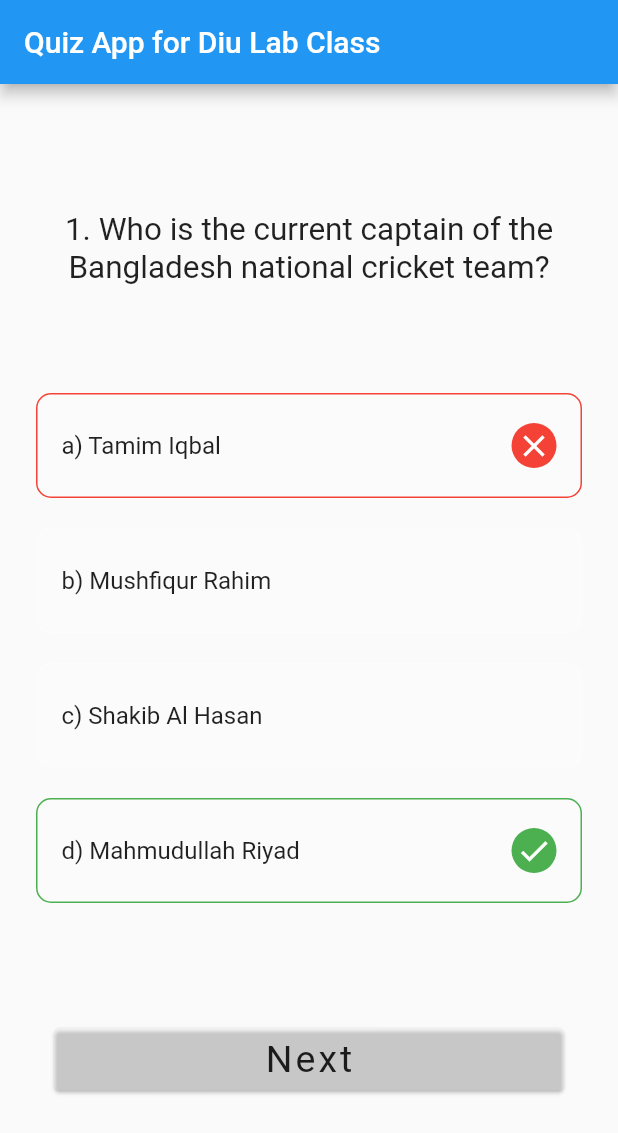
After one commit to faisalakandha/pervasive-allinone, a Flutter app: the QuizScreen screen opened directly, after a tap on "a) Tamim Iqbal", on a phone screen of 412 x 824 dp. The commit adds this screen. Shown: the top 1133 px of the screen. Run offline on Flutter 3.47's test engine with Material 2 defaults, Android fonts, the phone set to English and light mode, and no system bars; our stand-ins replace geocoding, geolocator, get, image_picker, shared_preferences, sleek_circular_slider; missing offline and left inert: geolocator_web; accounts and stored records are empty.

Commit message:
Weather and quiz uploaded

```diff
--- a/lib/profile/wrappers/navigation_wrapper.dart
+++ b/lib/profile/wrappers/navigation_wrapper.dart
@@ -1,3 +1,5 @@
+import 'package:allinoneproject/quiz/screens/quiz_screen.dart';
+import 'package:allinoneproject/weather/screens/home_screen.dart';
 import 'package:flutter/material.dart';
 import '../screens/about.dart';
 import '../screens/experience.dart';
@@ -76,7 +78,7 @@ class _NavigationWrapperState extends State<NavigationWrapper> {
               leading: Icon(Icons.home),
               title: Text('Home'),
               onTap: () {
-                // Handle drawer item tap for Home
+                // Handle drawer item tap for Home`
                 Navigator.pop(context);
                 // Add your navigation logic here
               },
@@ -86,7 +88,20 @@ class _NavigationWrapperState extends State<NavigationWrapper> {
               title: Text('Weather'),
               onTap: () {
                 // Handle drawer item tap for Home
-                Navigator.pop(context);
+                        Navigator.of(context).pushReplacement(
+                          MaterialPageRoute(builder: (context) => HomeScreen()),
+                        );
+                // Add your navigation logic here
+              },
+            ),
+                                    ListTile(
+              leading: Icon(Icons.question_answer),
+              title: Text('Quiz'),
+              onTap: () {
+                // Handle drawer item tap for Home
+                        Navigator.of(context).pushReplacement(
+                          MaterialPageRoute(builder: (context) => QuizScreen()),
+                        );
                 // Add your navigation logic here
               },
             ),
--- /dev/null
+++ b/lib/quiz/models/question.dart
@@ -0,0 +1,11 @@
+class Question {
+  final String question;
+  final List<String> options;
+  final int correctAnswerIndex;
+
+  const Question({
+    required this.correctAnswerIndex,
+    required this.question,
+    required this.options,
+  });
+}
--- /dev/null
+++ b/lib/quiz/models/questions.dart
@@ -0,0 +1,211 @@
+import '../models/question.dart';
+
+const List<Question> questions = [
+  Question(
+    question:
+        '1. Who is the current captain of the Bangladesh national cricket team?',
+    correctAnswerIndex: 3,
+    options: [
+      'a) Tamim Iqbal',
+      'b) Mushfiqur Rahim',
+      'c) Shakib Al Hasan',
+      'd) Mahmudullah Riyad'
+    ],
+  ),
+  Question(
+    question:
+        '2. Who is the highest run-scorer in T20 Internationals for Bangladesh?',
+    correctAnswerIndex: 0,
+    options: [
+      'a) Tamim Iqbal',
+      'b) Mushfiqur Rahim',
+      'c) Shakib Al Hasan',
+      'd) Mahmudullah Riyad'
+    ],
+  ),
+  Question(
+    question:
+        '3. In which year did Bangladesh win their first-ever ICC tournament, the ICC Trophy (now ICC Cricket World Cup Qualifier)?',
+    correctAnswerIndex: 2,
+    options: ['a) 1995', 'b) 2000', 'c) 1997', 'd) 2003'],
+  ),
+  Question(
+    question:
+        '4. Who is the only Bangladeshi bowler to take a Test match hat-trick?',
+    correctAnswerIndex: 1,
+    options: [
+      'a) Mashrafe Mortaza',
+      'b) Taijul Islam',
+      'c) Rubel Hossain',
+      'd) Shakib Al Hasan'
+    ],
+  ),
+  Question(
+    question:
+        '5. Which stadium in Dhaka is known as the "Home of Cricket" in Bangladesh?',
+    correctAnswerIndex: 2,
+    options: [
+      'a) Sher-e-Bangla National Cricket Stadium',
+      'b) Sylhet International Cricket Stadium',
+      'c) Mirpur Stadium',
+      'd) Zahur Ahmed Chowdhury Stadium'
+    ],
+  ),
+  Question(
+    question:
+        '6. Who is the first Bangladeshi cricketer to score a century in Test cricket?',
+    correctAnswerIndex: 0,
+    options: [
+      'a) Mohammad Ashraful',
+      'b) Tamim Iqbal',
+      'c) Mushfiqur Rahim',
+      'd) Shakib Al Hasan'
+    ],
+  ),
+  Question(
+    question:
+        '7. Which bowler from Bangladesh is known for his nickname "Fizz"?',
+    correctAnswerIndex: 3,
+    options: [
+      'a) Mashrafe Mortaza',
+      'b) Mustafizur Rahman',
+      'c) Rubel Hossain',
+      'd) Taskin Ahmed'
+    ],
+  ),
+  Question(
+    question:
+        '8. Who was the coach of the Bangladesh national cricket team during their historic victory over England in the 2015 ICC Cricket World Cup?',
+    correctAnswerIndex: 1,
+    options: [
+      'a) Chandika Hathurusingha',
+      'b) Steve Rhodes',
+      'c) Jamie Siddons',
+      'd) Dave Whatmore'
+    ],
+  ),
+  Question(
+    question:
+        '9. What is the name of the domestic T20 cricket tournament in Bangladesh?',
+    correctAnswerIndex: 0,
+    options: [
+      'a) Bangladesh Premier League (BPL)',
+      'b) Dhaka Premier League (DPL)',
+      'c) Bangladesh Super League (BSL)',
+      'd) Bangladesh T20 Challenge'
+    ],
+  ),
+  Question(
+    question:
+        '10. Who is the only Bangladeshi cricketer to score a double century in Test cricket?',
+    correctAnswerIndex: 3,
+    options: [
+      'a) Tamim Iqbal',
+      'b) Mushfiqur Rahim',
+      'c) Shakib Al Hasan',
+      'd) Mahmudullah Riyad'
+    ],
+  ),
+  Question(
+    question: '11. What is the capital of France?',
+    correctAnswerIndex: 1,
+    options: [
+      'a) Madrid',
+      'b) Paris',
+      'c) Berlin',
+      'd) Rome',
+    ],
+  ),
+  Question(
+    question: '12. In what continent is Brazil located?',
+    correctAnswerIndex: 3,
+    options: [
+      'a) Europe',
+      'b) Asia',
+      'c) North America',
+      'd) South America',
+    ],
+  ),
+  Question(
+    question: '13. What is the largest planet in our solar system?',
+    correctAnswerIndex: 1,
+    options: [
+      'a) Earth',
+      'b) Jupiter',
+      'c) Saturn',
+      'd) Venus',
+    ],
+  ),
+  Question(
+    question: '14. What is the longest river in the world?',
+    correctAnswerIndex: 0,
+    options: [
+      'a) Nile',
+      'b) Amazon',
+      'c) Mississippi',
+      'd) Danube',
+    ],
+  ),
+  Question(
+    question: '15. Who is the main character in the Harry Potter series?',
+    correctAnswerIndex: 2,
+    options: [
+      'a) Hermione Granger',
+      'b) Ron Weasley',
+      'c) Harry Potter',
+      'd) Neville Longbottom',
+    ],
+  ),
+  Question(
+    question: '16. What is the smallest planet in our solar system?',
+    correctAnswerIndex: 3,
+    options: [
+      'a) Venus',
+      'b) Mars',
+      'c) Earth',
+      'd) Mercury',
+    ],
+  ),
+  Question(
+    question: '17. Who wrote the play Romeo and Juliet?',
+    correctAnswerIndex: 0,
+    options: [
+      'a) William Shakespeare',
+      'b) Oscar Wilde',
+      'c) Jane Austen',
+      'd) Charles Dickens',
+    ],
+  ),
+  Question(
+    question: '18. What is the highest mountain in the world?',
+    correctAnswerIndex: 1,
+    options: [
+      'a) Mont Blanc',
+      'b) Everest',
+      'c) Kilimanjaro',
+      'd) Aconcagua',
+    ],
+  ),
+  Question(
+    question:
+        '19. What is the name of the famous painting by Leonardo da Vinci that depicts a woman?',
+    correctAnswerIndex: 3,
+    options: [
+      'a) Starry Night',
+      'b) The Persistence of Memory',
+      'c) The Last Supper',
+      'd) Mona Lisa',
+    ],
+  ),
+  Question(
+    question:
+        '20. Which bird, known for its vibrant colors, is the national bird of Bangladesh?',
+    correctAnswerIndex: 3,
+    options: [
+      'a) Bald Eagle',
+      'b) b) Peacock',
+      'c) Sparrow',
+      'd) Oriental Magpie-Robin (Doyel or Doel)',
+    ],
+  ),
+];
--- /dev/null
+++ b/lib/quiz/screens/quiz_screen.dart
@@ -0,0 +1,99 @@
+import 'package:flutter/material.dart';
+
+import '../models/questions.dart';
+import '../screens/result_screen.dart';
+import '../widgets/answer_card.dart';
+import '../widgets/next_button.dart';
+
+class QuizScreen extends StatefulWidget {
+  const QuizScreen({super.key});
+
+  @override
+  State<QuizScreen> createState() => _QuizScreenState();
+}
+
+class _QuizScreenState extends State<QuizScreen> {
+  int? selectedAnswerIndex;
+  int questionIndex = 0;
+  int score = 0;
+
+  void pickAnswer(int value) {
+    selectedAnswerIndex = value;
+    final question = questions[questionIndex];
+    if (selectedAnswerIndex == question.correctAnswerIndex) {
+      score++;
+    }
+    setState(() {});
+  }
+
+  void goToNextQuestion() {
+    if (questionIndex < questions.length - 1) {
+      questionIndex++;
+      selectedAnswerIndex = null;
+    }
+    setState(() {});
+  }
+
+  @override
+  Widget build(BuildContext context) {
+    final question = questions[questionIndex];
+    bool isLastQuestion = questionIndex == questions.length - 1;
+    return Scaffold(
+      appBar: AppBar(
+        title: const Text('Quiz App for Diu Lab Class'),
+      ),
+      body: Padding(
+        padding: const EdgeInsets.all(24.0),
+        child: Column(
+          mainAxisAlignment: MainAxisAlignment.spaceEvenly,
+          children: [
+            Text(
+              question.question,
+              style: const TextStyle(
+                fontSize: 21,
+              ),
+              textAlign: TextAlign.center,
+            ),
+            ListView.builder(
+              shrinkWrap: true,
+              itemCount: question.options.length,
+              itemBuilder: (context, index) {
+                return GestureDetector(
+                  onTap: selectedAnswerIndex == null
+                      ? () => pickAnswer(index)
+                      : null,
+                  child: AnswerCard(
+                    currentIndex: index,
+                    question: question.options[index],
+                    isSelected: selectedAnswerIndex == index,
+                    selectedAnswerIndex: selectedAnswerIndex,
+                    correctAnswerIndex: question.correctAnswerIndex,
+                  ),
+                );
+              },
+            ),
+            // Next Button
+            isLastQuestion
+                ? RectangularButton(
+                    onPressed: () {
+                      Navigator.of(context).pushReplacement(
+                        MaterialPageRoute(
+                          builder: (_) => ResultScreen(
+                            score: score,
+                          ),
+                        ),
+                      );
+                    },
+                    label: 'Finish',
+                  )
+                : RectangularButton(
+                    onPressed:
+                        selectedAnswerIndex != null ? goToNextQuestion : null,
+                    label: 'Next',
+                  ),
+          ],
+        ),
+      ),
+    );
+  }
+}
--- /dev/null
+++ b/lib/quiz/screens/result_screen.dart
@@ -0,0 +1,59 @@
+import 'package:flutter/material.dart';
+
+import '../models/questions.dart';
+
+class ResultScreen extends StatelessWidget {
+  const ResultScreen({
+    super.key,
+    required this.score,
+  });
+
+  final int score;
+
+  @override
+  Widget build(BuildContext context) {
+    return Scaffold(
+      body: Column(
+        mainAxisAlignment: MainAxisAlignment.spaceEvenly,
+        children: [
+          const SizedBox(width: 1000),
+          const Text(
+            'Your Score: ',
+            style: TextStyle(
+              fontSize: 34,
+              fontWeight: FontWeight.w500,
+            ),
+          ),
+          Stack(
+            alignment: Alignment.center,
+            children: [
+              SizedBox(
+                height: 250,
+                width: 250,
+                child: CircularProgressIndicator(
+                  strokeWidth: 10,
+                  value: score / 9,
+                  color: Colors.green,
+                  backgroundColor: Colors.white,
+                ),
+              ),
+              Column(
+                children: [
+                  Text(
+                    score.toString(),
+                    style: const TextStyle(fontSize: 80),
+                  ),
+                  const SizedBox(height: 10),
+                  Text(
+                    '${(score / questions.length * 100).round()}%',
+                    style: const TextStyle(fontSize: 25),
+                  )
+                ],
+              ),
+            ],
+          ),
+        ],
+      ),
+    );
+  }
+}
--- /dev/null
+++ b/lib/quiz/widgets/answer_card.dart
@@ -0,0 +1,119 @@
+import 'package:flutter/material.dart';
+
+/*
+  If (no options is chosen)
+    all answer cards should have default style
+    all buttons should be enabled
+  else
+    all button should be disabled
+    if (correct option is chosen)
+      answer should be highlighted as green
+    else
+      answer should be highlighted as red
+      correct answer should be highlighted as green
+*/
+
+class AnswerCard extends StatelessWidget {
+  const AnswerCard({
+    super.key,
+    required this.question,
+    required this.isSelected,
+    required this.currentIndex,
+    required this.correctAnswerIndex,
+    required this.selectedAnswerIndex,
+  });
+
+  final String question;
+  final bool isSelected;
+  final int? correctAnswerIndex;
+  final int? selectedAnswerIndex;
+  final int currentIndex;
+
+  @override
+  Widget build(BuildContext context) {
+    bool isCorrectAnswer = currentIndex == correctAnswerIndex;
+    bool isWrongAnswer = !isCorrectAnswer && isSelected;
+    return Padding(
+      padding: const EdgeInsets.symmetric(
+        vertical: 10.0,
+      ),
+      child: selectedAnswerIndex != null
+          // if one option is chosen
+          ? Container(
+              height: 70,
+              padding: const EdgeInsets.all(16.0),
+              decoration: BoxDecoration(
+                color: Colors.white10,
+                borderRadius: BorderRadius.circular(10),
+                border: Border.all(
+                  color: isCorrectAnswer
+                      ? Colors.green
+                      : isWrongAnswer
+                          ? Colors.red
+                          : Colors.white24,
+                ),
+              ),
+              child: Row(
+                children: [
+                  Expanded(
+                    child: Text(
+                      question,
+                      style: const TextStyle(
+                        fontSize: 16,
+                      ),
+                    ),
+                  ),
+                  const SizedBox(height: 10),
+                  isCorrectAnswer
+                      ? buildCorrectIcon()
+                      : isWrongAnswer
+                          ? buildWrongIcon()
+                          : const SizedBox.shrink(),
+                ],
+              ),
+            )
+          // If no option is selected
+          : Container(
+              height: 70,
+              padding: const EdgeInsets.all(16.0),
+              decoration: BoxDecoration(
+                color: Colors.white10,
+                borderRadius: BorderRadius.circular(10),
+                border: Border.all(
+                  color: Colors.white24,
+                ),
+              ),
+              child: Row(
+                children: [
+                  Expanded(
+                    child: Text(
+                      question,
+                      style: const TextStyle(
+                        fontSize: 16,
+                      ),
+                    ),
+                  ),
+                ],
+              ),
+            ),
+    );
+  }
+}
+
+Widget buildCorrectIcon() => const CircleAvatar(
+      radius: 15,
+      backgroundColor: Colors.green,
+      child: Icon(
+        Icons.check,
+        color: Colors.white,
+      ),
+    );
+
+Widget buildWrongIcon() => const CircleAvatar(
+      radius: 15,
+      backgroundColor: Colors.red,
+      child: Icon(
+        Icons.close,
+        color: Colors.white,
+      ),
+    );
--- /dev/null
+++ b/lib/quiz/widgets/next_button.dart
@@ -0,0 +1,36 @@
+import 'package:flutter/material.dart';
+
+class RectangularButton extends StatelessWidget {
+  const RectangularButton({
+    super.key,
+    required this.onPressed,
+    required this.label,
+  });
+
+  final VoidCallback? onPressed;
+  final String label;
+
+  @override
+  Widget build(BuildContext context) {
+    return TextButton(
+      onPressed: onPressed,
+      child: SizedBox(
+        height: 50,
+        width: double.infinity,
+        child: Card(
+          color: onPressed != null ? Colors.white24 : null,
+          child: Center(
+            child: Text(
+              label,
+              style: const TextStyle(
+                letterSpacing: 2,
+                fontSize: 25,
+                fontWeight: FontWeight.w400,
+              ),
+            ),
+          ),
+        ),
+      ),
+    );
+  }
+}
--- a/lib/weather/model/weather_data.dart
+++ b/lib/weather/model/weather_data.dart
@@ -1,6 +1,6 @@
-import 'package:myweather_app/model/weather_data_current.dart';
-import 'package:myweather_app/model/weather_data_daily.dart';
-import 'package:myweather_app/model/weather_data_hourly.dart';
+import 'package:allinoneproject/weather/model/weather_data_current.dart';
+import 'package:allinoneproject/weather/model/weather_data_daily.dart';
+import 'package:allinoneproject/weather/model/weather_data_hourly.dart';
 
 class WeatherData {
   final WeatherDataCurrent? current;
--- a/lib/weather/utils/api_url.dart
+++ b/lib/weather/utils/api_url.dart
@@ -1,4 +1,4 @@
-import 'package:myweather_app/api/api_key.dart';
+import 'package:allinoneproject/weather/api/api_key.dart';
 
 String apiURL(var lat, var lon) {
   String url;
--- a/lib/weather/widgets/comfort_level.dart
+++ b/lib/weather/widgets/comfort_level.dart
@@ -1,7 +1,7 @@
 import 'package:flutter/material.dart';
 import 'package:sleek_circular_slider/sleek_circular_slider.dart';
-import 'package:myweather_app/model/weather_data_current.dart';
-import 'package:myweather_app/utils/custom_colors.dart';
+import 'package:allinoneproject/weather/model/weather_data_current.dart';
+import 'package:allinoneproject/weather/utils/custom_colors.dart';
 
 class ComfortLevel extends StatelessWidget {
   final WeatherDataCurrent weatherDataCurrent;
--- a/lib/weather/widgets/current_weather_widget.dart
+++ b/lib/weather/widgets/current_weather_widget.dart
@@ -1,6 +1,6 @@
 import 'package:flutter/material.dart';
-import 'package:myweather_app/model/weather_data_current.dart';
-import 'package:myweather_app/utils/custom_colors.dart';
+import 'package:allinoneproject/weather/model/weather_data_current.dart';
+import 'package:allinoneproject/weather/utils/custom_colors.dart';
 
 class CurrentWeatherWidget extends StatelessWidget {
   final WeatherDataCurrent weatherDataCurrent;
--- a/lib/weather/widgets/daily_data_forecast.dart
+++ b/lib/weather/widgets/daily_data_forecast.dart
@@ -1,7 +1,7 @@
 import 'package:flutter/material.dart';
 import 'package:intl/intl.dart';
-import 'package:myweather_app/model/weather_data_daily.dart';
-import 'package:myweather_app/utils/custom_colors.dart';
+import 'package:allinoneproject/weather/model/weather_data_daily.dart';
+import 'package:allinoneproject/weather/utils/custom_colors.dart';
 
 class DailyDataForecast extends StatelessWidget {
   final WeatherDataDaily weatherDataDaily;
--- a/lib/weather/widgets/header_widget.dart
+++ b/lib/weather/widgets/header_widget.dart
@@ -2,7 +2,7 @@ import 'package:geocoding/geocoding.dart';
 import 'package:get/get.dart';
 import 'package:flutter/material.dart';
 import 'package:intl/intl.dart';
-import 'package:myweather_app/controller/global_controller.dart';
+import 'package:allinoneproject/weather/controller/global_controller.dart';
 
 class HeaderWidget extends StatefulWidget {
   const HeaderWidget({Key? key}) : super(key: key);
--- a/lib/weather/widgets/hourly_data_widget.dart
+++ b/lib/weather/widgets/hourly_data_widget.dart
@@ -1,9 +1,9 @@
 import 'package:flutter/material.dart';
 import 'package:get/get.dart';
 import 'package:intl/intl.dart';
-import 'package:myweather_app/controller/global_controller.dart';
-import 'package:myweather_app/model/weather_data_hourly.dart';
-import 'package:myweather_app/utils/custom_colors.dart';
+import 'package:allinoneproject/weather/controller/global_controller.dart';
+import 'package:allinoneproject/weather/model/weather_data_hourly.dart';
+import 'package:allinoneproject/weather/utils/custom_colors.dart';
 
 class HourlyDataWidget extends StatelessWidget {
   final WeatherDataHourly weatherDataHourly;
```
Also changed, not shown: lib/quiz/questions Bd.txt (added, +38 -0 lines), lib/quiz/questions.txt (added, +69 -0 lines), lib/weather/screens/home_screen.dart (+7 -7 lines).
